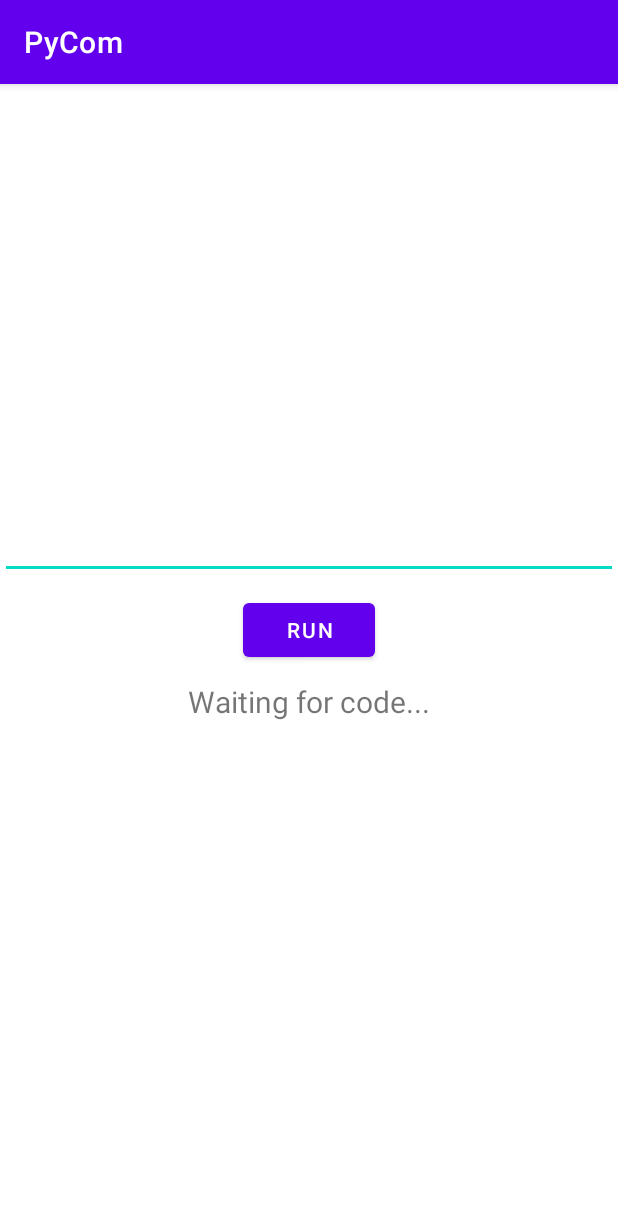
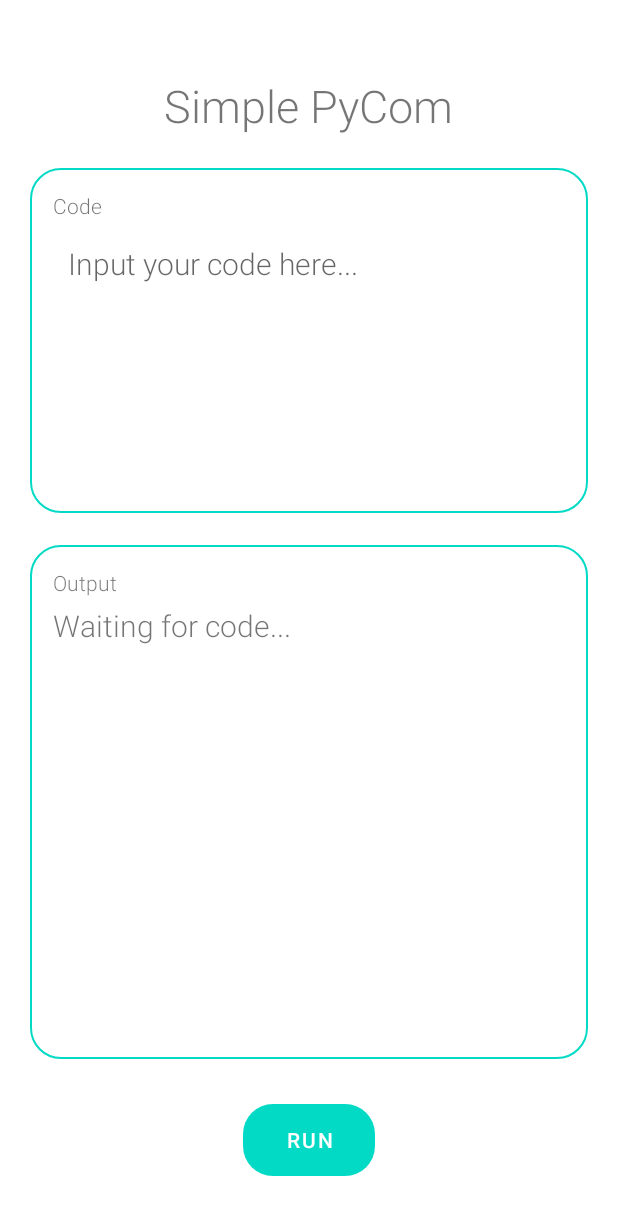
Before and after one commit to reyesmjosh/Android-PyCom, an Android app: the screen it shows after launch (MainActivity), on a phone screen of 412 x 824 dp. Shown: the top 1215 px of the screen. Run offline under Robolectric (Android 15) with nearby library versions, the phone set to English and light mode, and no system bars; libraries missing offline, so code that uses them is left out: com.chaquo.python; 1 statement that could not run was skipped.

Commit message:
Android Python Compiler using Chaqoupy

```diff
--- /dev/null
+++ b/app/src/main/res/drawable/back.xml
@@ -0,0 +1,5 @@
+<vector android:height="24dp" android:tint="#5F5959"
+    android:viewportHeight="24" android:viewportWidth="24"
+    android:width="24dp" xmlns:android="http://schemas.android.com/apk/res/android">
+    <path android:fillColor="@android:color/white" android:pathData="M11.67,3.87L9.9,2.1 0,12l9.9,9.9 1.77,-1.77L3.54,12z"/>
+</vector>
--- /dev/null
+++ b/app/src/main/res/drawable/shape.xml
@@ -0,0 +1,8 @@
+<?xml version="1.0" encoding="utf-8"?>
+<shape xmlns:android="http://schemas.android.com/apk/res/android">
+    <solid android:color="#ffffff" />
+    <stroke
+        android:width="1dp"
+        android:color="@color/teal_200" />
+    <corners android:radius="20dp" />
+</shape>
--- /dev/null
+++ b/app/src/main/res/drawable/shape_inv.xml
@@ -0,0 +1,8 @@
+<?xml version="1.0" encoding="utf-8"?>
+<shape xmlns:android="http://schemas.android.com/apk/res/android">
+    <solid android:color="#ffffff" />
+    <stroke
+        android:width="1dp"
+        android:color="#00FFFFFF" />
+    <corners android:radius="20dp" />
+</shape>
--- /dev/null
+++ b/app/src/main/res/drawable/textbackground_round.xml
@@ -0,0 +1,4 @@
+<?xml version="1.0" encoding="utf-8"?>
+<shape xmlns:android="http://schemas.android.com/apk/res/android" android:shape="rectangle">
+    <corners android:radius="20dp"/>
+</shape>
--- a/app/src/main/res/layout/activity_main.xml
+++ b/app/src/main/res/layout/activity_main.xml
@@ -4,31 +4,92 @@
     xmlns:tools="http://schemas.android.com/tools"
     android:layout_width="match_parent"
     android:layout_height="match_parent"
+    android:padding="20dp"
     tools:context=".MainActivity">
 
-    <EditText
-        android:id="@+id/codearea"
-        android:layout_width="match_parent"
-        android:layout_height="200dp"
-        android:layout_marginTop="130dp"
-        android:padding="10dp"
-        android:textSize="20sp" />
-    <Button
+    <TextView
+        android:id="@+id/title"
         android:layout_width="wrap_content"
         android:layout_height="wrap_content"
-        android:text="run"
-        android:layout_marginTop="10dp"
         android:layout_centerHorizontal="true"
-        android:layout_below="@+id/codearea"
-        android:id="@+id/run"/>
-    <TextView
+        android:layout_marginTop="30dp"
+        android:fontFamily="sans-serif-light"
+        android:text="Simple PyCom"
+        android:textSize="30sp" />
+
+    <RelativeLayout
+        android:id="@+id/xd"
+        android:layout_width="match_parent"
+        android:layout_height="230dp"
+        android:layout_below="@+id/title"
+        android:layout_marginTop="21dp"
+        android:background="@drawable/shape"
+        android:padding="10dp">
+
+        <TextView
+            android:id="@+id/codetxt"
+            android:layout_width="wrap_content"
+            android:layout_height="wrap_content"
+            android:layout_marginLeft="5dp"
+            android:layout_marginTop="5dp"
+            android:fontFamily="sans-serif-light"
+            android:text="Code" />
+
+        <EditText
+            android:id="@+id/codearea"
+            android:layout_width="wrap_content"
+            android:layout_height="wrap_content"
+            android:layout_below="@+id/codetxt"
+            android:layout_marginLeft="5dp"
+            android:layout_marginTop="5dp"
+            android:background="@color/white"
+            android:fontFamily="sans-serif-light"
+            android:hint="Input your code here..."
+            android:padding="10dp"
+            android:textSize="20sp" />
+    </RelativeLayout>
+
+    <RelativeLayout
+        android:layout_width="match_parent"
+        android:layout_height="230dp"
+        android:layout_above="@+id/run"
+        android:layout_below="@+id/xd"
+        android:layout_marginTop="21dp"
+        android:layout_marginBottom="30dp"
+        android:background="@drawable/shape"
+        android:padding="10dp">
+
+        <TextView
+            android:id="@+id/outputtxt"
+            android:layout_width="wrap_content"
+            android:layout_height="wrap_content"
+            android:layout_marginLeft="5dp"
+            android:layout_marginTop="5dp"
+            android:fontFamily="sans-serif-light"
+            android:text="Output" />
+
+        <TextView
+            android:id="@+id/output"
+            android:layout_width="wrap_content"
+            android:layout_height="wrap_content"
+            android:layout_below="@+id/outputtxt"
+            android:layout_marginLeft="5dp"
+            android:layout_marginTop="5dp"
+            android:fontFamily="sans-serif-light"
+            android:text="Waiting for code..."
+            android:textSize="20sp" />
+    </RelativeLayout>
+
+    <Button
+        android:id="@+id/run"
         android:layout_width="wrap_content"
         android:layout_height="wrap_content"
-        android:textSize="20sp"
-        android:layout_below="@+id/run"
+        android:layout_alignParentBottom="true"
         android:layout_centerHorizontal="true"
-        android:layout_marginTop="10dp"
-        android:id="@+id/output"
-        android:text="Waiting for code..." />
+        android:layout_marginBottom="20dp"
+        android:background="@drawable/textbackground_round"
+
+        android:text="run" />
+
 
 </RelativeLayout>
--- a/app/src/main/res/values-night/themes.xml
+++ b/app/src/main/res/values-night/themes.xml
@@ -1,13 +1,13 @@
 <resources xmlns:tools="http://schemas.android.com/tools">
     <!-- Base application theme. -->
-    <style name="Theme.PyCom" parent="Theme.MaterialComponents.DayNight.DarkActionBar">
+    <style name="Theme.PyCom" parent="Theme.MaterialComponents.Light.NoActionBar">
         <!-- Primary brand color. -->
-        <item name="colorPrimary">@color/purple_200</item>
-        <item name="colorPrimaryVariant">@color/purple_700</item>
-        <item name="colorOnPrimary">@color/black</item>
+        <item name="colorPrimary">@color/teal_200</item>
+        <item name="colorPrimaryVariant">@color/teal_200</item>
+        <item name="colorOnPrimary">@color/white</item>
         <!-- Secondary brand color. -->
         <item name="colorSecondary">@color/teal_200</item>
-        <item name="colorSecondaryVariant">@color/teal_200</item>
+        <item name="colorSecondaryVariant">@color/teal_700</item>
         <item name="colorOnSecondary">@color/black</item>
         <!-- Status bar color. -->
         <item name="android:statusBarColor" tools:targetApi="l">?attr/colorPrimaryVariant</item>
--- a/app/src/main/res/values/themes.xml
+++ b/app/src/main/res/values/themes.xml
@@ -1,9 +1,9 @@
 <resources xmlns:tools="http://schemas.android.com/tools">
     <!-- Base application theme. -->
-    <style name="Theme.PyCom" parent="Theme.MaterialComponents.DayNight.DarkActionBar">
+    <style name="Theme.PyCom" parent="Theme.MaterialComponents.Light.NoActionBar">
         <!-- Primary brand color. -->
-        <item name="colorPrimary">@color/purple_500</item>
-        <item name="colorPrimaryVariant">@color/purple_700</item>
+        <item name="colorPrimary">@color/teal_200</item>
+        <item name="colorPrimaryVariant">@color/teal_200</item>
         <item name="colorOnPrimary">@color/white</item>
         <!-- Secondary brand color. -->
         <item name="colorSecondary">@color/teal_200</item>
```
